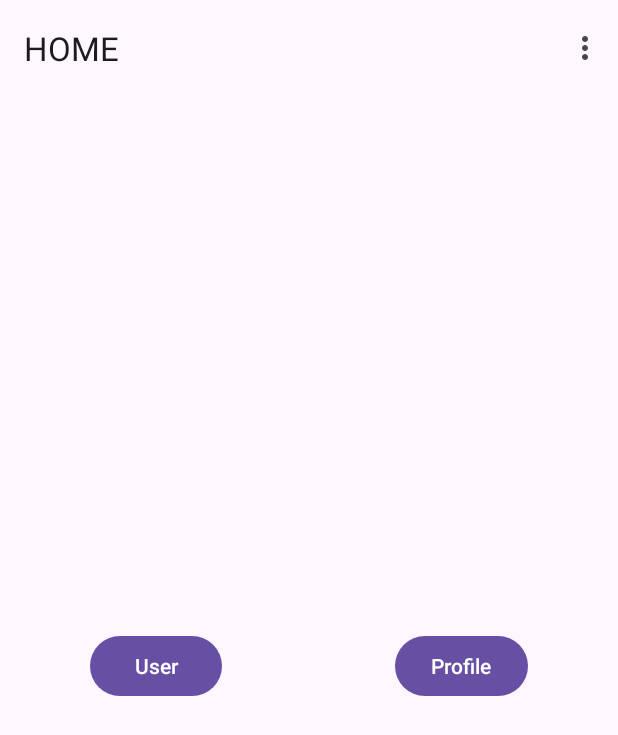
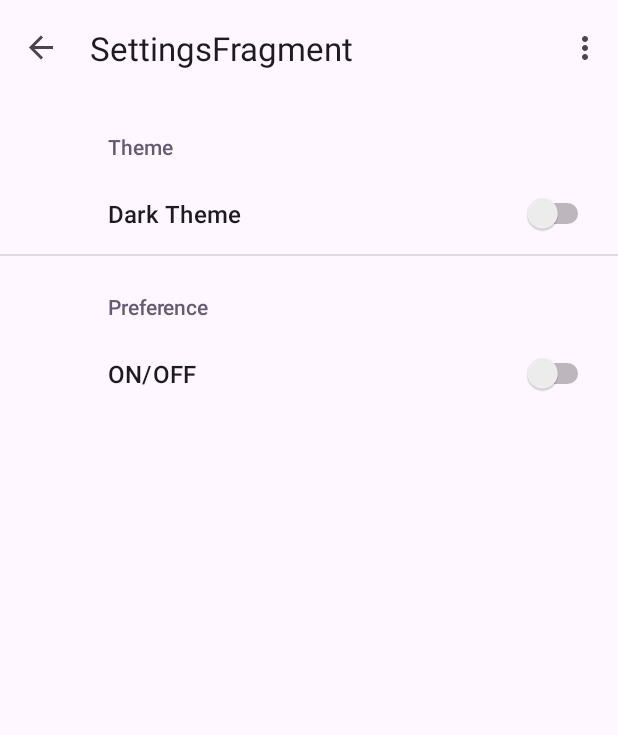
Before and after one commit to juanlugg/FitnessManager, an Android app: the screen it shows after launch (MainActivity), in the options menu, after a tap on "Settings", on a phone screen of 412 x 824 dp. Shown: the top 735 px of the screen. Run offline under Robolectric (Android 15) with nearby library versions, the phone set to English and light mode, and no system bars; our stand-ins replace Room's generated code, androidx.preference, navigation-ui; 3 statements that could not run were skipped.

Commit message:
Preferences example and theme mode

```diff
--- a/app/src/main/java/com/juanlugg8/fitnessmanager/MainActivity.kt
+++ b/app/src/main/java/com/juanlugg8/fitnessmanager/MainActivity.kt
@@ -14,6 +14,7 @@ import android.view.MenuItem
 import androidx.activity.result.ActivityResultLauncher
 import androidx.activity.result.contract.ActivityResultContracts
 import androidx.core.content.ContextCompat
+import androidx.navigation.NavController
 import androidx.navigation.ui.NavigationUI
 import com.juanlugg8.fitnessmanager.databinding.ActivityMainBinding
 
@@ -21,6 +22,7 @@ class MainActivity : AppCompatActivity() {
 
     private lateinit var appBarConfiguration: AppBarConfiguration
     private lateinit var binding: ActivityMainBinding
+    private lateinit var navController: NavController
     private lateinit var requestPermissionLauncher: ActivityResultLauncher<String>
 
     override fun onCreate(savedInstanceState: Bundle?) {
@@ -31,7 +33,7 @@ class MainActivity : AppCompatActivity() {
 
         setSupportActionBar(binding.toolbar)
 
-        val navController = findNavController(R.id.nav_host_fragment_content_main)
+         navController = findNavController(R.id.nav_host_fragment_content_main)
         appBarConfiguration = AppBarConfiguration(navController.graph)
         setupActionBarWithNavController(navController, appBarConfiguration)
 
@@ -54,7 +56,10 @@ class MainActivity : AppCompatActivity() {
     override fun onOptionsItemSelected(item: MenuItem): Boolean {
 
         return when (item.itemId) {
-            R.id.action_settings -> true
+            R.id.action_settings -> {
+                navController.navigate(R.id.settingsFragment)
+                true
+            }
             else -> super.onOptionsItemSelected(item)
         }
     }
--- a/app/src/main/java/com/juanlugg8/fitnessmanager/MainFragment.kt
+++ b/app/src/main/java/com/juanlugg8/fitnessmanager/MainFragment.kt
@@ -5,7 +5,9 @@ import androidx.fragment.app.Fragment
 import android.view.LayoutInflater
 import android.view.View
 import android.view.ViewGroup
+import androidx.appcompat.app.AppCompatDelegate
 import androidx.navigation.fragment.findNavController
+import com.juanlugg8.fitnessmanager.database.Locator
 import com.juanlugg8.fitnessmanager.databinding.FragmentMainBinding
 
 class MainFragment : Fragment() {
@@ -29,8 +31,22 @@ class MainFragment : Fragment() {
         binding.btnProfile.setOnClickListener {
             findNavController().navigate(R.id.action_MainFragment_to_ProfileListFragment)
         }
+        initTheme()
+        initPreferences()
+    }
+    private fun initTheme() {
+        var value = Locator.PreferencesRepository.getTheme()
+        if (value == "true") {
+            AppCompatDelegate.setDefaultNightMode(AppCompatDelegate.MODE_NIGHT_YES)
+        } else {
+            AppCompatDelegate.setDefaultNightMode(AppCompatDelegate.MODE_NIGHT_NO)
+        }
     }
 
+    private fun initPreferences() {
+        var value = Locator.PreferencesRepository.getPreference()
+
+    }
     override fun onDestroyView() {
         super.onDestroyView()
         _binding = null
--- a/app/src/main/java/com/juanlugg8/fitnessmanager/UserListFragment.kt
+++ b/app/src/main/java/com/juanlugg8/fitnessmanager/UserListFragment.kt
@@ -10,7 +10,6 @@ import android.view.ViewGroup
 import androidx.fragment.app.viewModels
 import androidx.navigation.fragment.findNavController
 import androidx.recyclerview.widget.LinearLayoutManager
-import com.google.android.material.snackbar.Snackbar
 import com.juanlugg8.fitnessmanager.adapter.UserAdapter
 import com.juanlugg8.fitnessmanager.databinding.FragmentUserListBinding
 import com.juanlugg8.fitnessmanager.entity.User
@@ -51,7 +50,6 @@ class UserListFragment : Fragment() {
             bundle.putSerializable("user",user)
             parentFragmentManager.setFragmentResult("key", bundle)
         }, {user : User ->
-            //.make(view, "", Snackbar.LENGTH_LONG).show()
             viewModel.deleteUser(user)})
         binding.cvUserList.adapter = userAdapter
         binding.cvUserList.layoutManager = LinearLayoutManager(requireContext())
--- a/app/src/main/java/com/juanlugg8/fitnessmanager/database/Locator.kt
+++ b/app/src/main/java/com/juanlugg8/fitnessmanager/database/Locator.kt
@@ -3,6 +3,7 @@ package com.juanlugg8.fitnessmanager.database
 import android.app.Application
 import android.content.Context
 import androidx.datastore.preferences.preferencesDataStore
+import com.juanlugg8.fitnessmanager.preferences.PreferencesRepository
 
 object Locator {
     public var application: Application? = null
@@ -18,8 +19,8 @@ object Locator {
     private val Context.apiPreferences by preferencesDataStore(name ="settings")
 
     //by lazy se inicializas la primera vez que la llames
-    val invoicePreferencesRepository by lazy {
-       // InvoicePreferencesRepository(requiredApplication.userStore)
+    val PreferencesRepository by lazy {
+        PreferencesRepository(requiredApplication.userStore)
     }
     /*val settingsPreferencesRepository by lazy {
         DataStorePreferencesRepository(requiredApplication.apiPreferences)
--- a/app/src/main/java/com/juanlugg8/fitnessmanager/entity/UserDao.kt
+++ b/app/src/main/java/com/juanlugg8/fitnessmanager/entity/UserDao.kt
@@ -5,6 +5,7 @@ import androidx.room.Delete
 import androidx.room.ForeignKey
 import androidx.room.Insert
 import androidx.room.Query
+import androidx.room.Update
 import kotlinx.coroutines.flow.Flow
 
 @Dao
@@ -13,6 +14,8 @@ interface UserDao {
     fun insert(user : User)
     @Delete
     fun delete(user : User)
+    @Update
+    fun update(user : User)
     @Query("SELECT * FROM user")
     fun selectAll() : Flow<List<User>>
     @Query("SELECT * FROM user")
--- /dev/null
+++ b/app/src/main/java/com/juanlugg8/fitnessmanager/preferences/PreferencesRepository.kt
@@ -0,0 +1,46 @@
+package com.juanlugg8.fitnessmanager.preferences
+
+import androidx.datastore.core.DataStore
+import androidx.datastore.preferences.core.Preferences
+import androidx.datastore.preferences.core.edit
+import androidx.datastore.preferences.core.stringPreferencesKey
+import kotlinx.coroutines.flow.first
+import kotlinx.coroutines.flow.map
+import kotlinx.coroutines.runBlocking
+
+class PreferencesRepository(private val dataStore: DataStore<Preferences>) {
+    fun savePreference(id:String){
+        runBlocking {
+            dataStore.edit { preferences ->
+                preferences[PREFERENCES] ?: "none"
+            }
+        }
+    }
+    fun getPreference(){
+        runBlocking {
+            dataStore.data.map { preferences ->
+                preferences[PREFERENCES] ?: "none"
+            }.first()
+        }
+    }
+    fun saveTheme(theme: String) {
+        runBlocking {
+            dataStore.edit { preferences ->
+                preferences[THEME] = theme ?: "none"
+            }
+        }
+
+    }
+    fun getTheme(): String {
+        return runBlocking {
+            dataStore.data.map { preferences ->
+                preferences[THEME] ?: "none"
+            }.first()
+        }
+    }
+
+    companion object{
+        private val PREFERENCES = stringPreferencesKey("preferences")
+        private val THEME = stringPreferencesKey("theme")
+    }
+}
--- /dev/null
+++ b/app/src/main/java/com/juanlugg8/fitnessmanager/preferences/SettingsFragment.kt
@@ -0,0 +1,47 @@
+package com.juanlugg8.fitnessmanager.preferences
+
+import android.os.Bundle
+import androidx.appcompat.app.AppCompatDelegate
+import androidx.preference.ListPreference
+import androidx.preference.Preference
+import androidx.preference.PreferenceFragmentCompat
+import androidx.preference.SwitchPreference
+import com.juanlugg8.fitnessmanager.R
+import com.juanlugg8.fitnessmanager.database.Locator
+
+class SettingsFragment : PreferenceFragmentCompat() {
+    override fun onCreatePreferences(savedInstanceState: Bundle?, rootKey: String?) {
+        setPreferencesFromResource(R.xml.setting, rootKey)
+        initPrefences()
+        initPreferencesTheme()
+    }
+
+    private fun initPreferencesTheme() {
+        val option = preferenceManager.findPreference<Preference>(getString(R.string.theme)) as SwitchPreference?
+
+        option?.setOnPreferenceChangeListener { preference, newValue ->
+            if(newValue == true){
+                AppCompatDelegate.setDefaultNightMode(AppCompatDelegate.MODE_NIGHT_YES)
+                Locator.PreferencesRepository.saveTheme("true")
+            }else{
+                AppCompatDelegate.setDefaultNightMode(AppCompatDelegate.MODE_NIGHT_NO)
+                Locator.PreferencesRepository.saveTheme("false")
+            }
+            true
+        }
+
+    }
+    //EXAMPLE
+    private fun initPrefences(){
+        findPreference<SwitchPreference>(getString(R.string.preference))?.apply {
+            onPreferenceChangeListener = Preference.OnPreferenceChangeListener { preference, newValue ->
+                if(newValue == true){
+                    Locator.PreferencesRepository.savePreference("true")
+                }else{
+                    Locator.PreferencesRepository.savePreference("false")
+                }
+                true
+            }
+        }
+    }
+}
--- a/app/src/main/java/com/juanlugg8/fitnessmanager/repository/UserRepository.kt
+++ b/app/src/main/java/com/juanlugg8/fitnessmanager/repository/UserRepository.kt
@@ -18,6 +18,9 @@ class UserRepository {
         fun deleteUser(user : User){
             FitnessDatabase.getInstance().userDao().delete(user)
         }
+        fun updateUser(user : User){
+            FitnessDatabase.getInstance().userDao().update(user)
+        }
         fun selectAllUserList() : Flow<List<User>> {
             return FitnessDatabase.getInstance().userDao().selectAll()
         }
--- a/app/src/main/res/navigation/nav_graph.xml
+++ b/app/src/main/res/navigation/nav_graph.xml
@@ -35,4 +35,9 @@
         android:id="@+id/userCreationFragment"
         android:name="com.juanlugg8.fitnessmanager.UserCreationFragment"
         android:label="UserCreationFragment" />
+    <fragment
+        android:id="@+id/settingsFragment"
+        android:name="com.juanlugg8.fitnessmanager.preferences.SettingsFragment"
+        android:label="SettingsFragment" />
+
 </navigation>
--- a/app/src/main/res/values/strings.xml
+++ b/app/src/main/res/values/strings.xml
@@ -6,4 +6,6 @@
     <string name="mainfragment">HOME</string>
     <string name="userlist">User List</string>
     <string name="profilelistfragment">Profile List</string>
+    <string name="preference">Preference</string>
+    <string name="theme">Theme</string>
 </resources>
--- /dev/null
+++ b/app/src/main/res/xml/setting.xml
@@ -0,0 +1,28 @@
+<?xml version="1.0" encoding="utf-8"?>
+<PreferenceScreen xmlns:android="http://schemas.android.com/apk/res/android">
+
+    <PreferenceCategory
+        android:layout_width="wrap_content"
+        android:layout_height="wrap_content"
+        android:title="@string/theme">
+        <SwitchPreference
+            android:key="@string/theme"
+            android:layout_width="wrap_content"
+            android:layout_height="wrap_content"
+            android:defaultValue="false"
+            android:title="Dark Theme"/>
+    </PreferenceCategory>
+
+    <PreferenceCategory
+        android:layout_width="wrap_content"
+        android:layout_height="wrap_content"
+        android:title="@string/preference">
+        <SwitchPreference
+            android:key="@string/preference"
+            android:layout_width="wrap_content"
+            android:layout_height="wrap_content"
+            android:defaultValue="false"
+            android:title="ON/OFF"/>
+    </PreferenceCategory>
+
+</PreferenceScreen>
```
